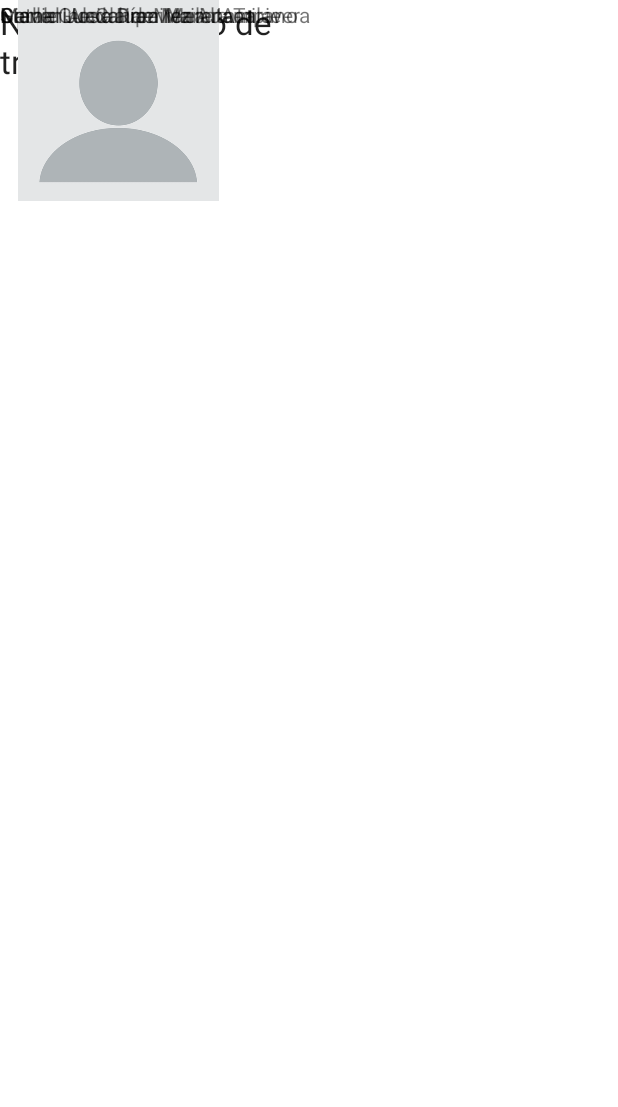
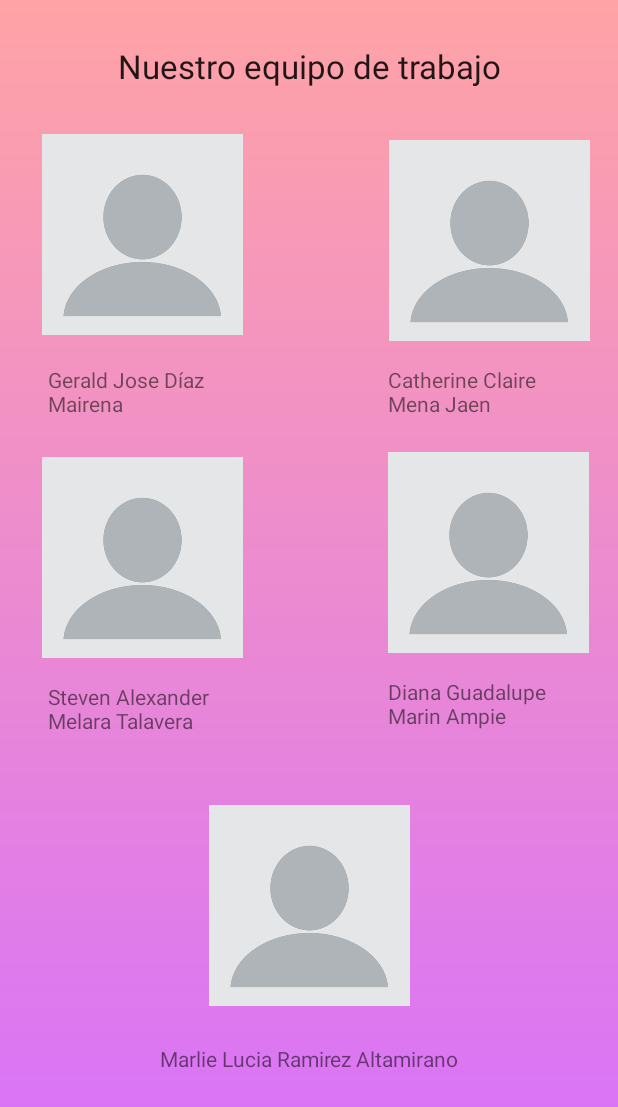
Before and after one commit to MarlieR-321/Proyecto_Moviles, an Android app: the layout activity_about.xml on its own in the app's theme, with its tools: preview values and no code run, on a phone screen of 412 x 824 dp. Shown: the top 1107 px of the screen. Run offline under Robolectric (Android 15) with nearby library versions, the phone set to English and light mode, and no system bars.

Commit message:
Diseño Grafico es mi pasion

```diff
--- a/app/src/main/AndroidManifest.xml
+++ b/app/src/main/AndroidManifest.xml
@@ -28,6 +28,9 @@
             android:name=".Login"
             android:exported="true" />
         <activity
+            android:name=".About"
+            android:exported="true" />
+        <activity
             android:name=".MainActivity"
             android:exported="true">
             <intent-filter>
--- a/app/src/main/res/layout/activity_about.xml
+++ b/app/src/main/res/layout/activity_about.xml
@@ -3,95 +3,133 @@
     xmlns:app="http://schemas.android.com/apk/res-auto"
     xmlns:tools="http://schemas.android.com/tools"
     android:layout_width="match_parent"
-    android:layout_height="match_parent">
+    android:layout_height="match_parent"
+    android:background="@drawable/background_home">
 
     <ImageView
         android:id="@+id/imageView12"
         android:layout_width="157dp"
         android:layout_height="134dp"
-        app:srcCompat="@drawable/placeholder"
-        tools:layout_editor_absoluteX="238dp"
-        tools:layout_editor_absoluteY="101dp" />
+        android:layout_marginStart="74dp"
+        android:layout_marginTop="24dp"
+        app:layout_constraintEnd_toEndOf="parent"
+        app:layout_constraintHorizontal_bias="0.0"
+        app:layout_constraintStart_toEndOf="@+id/imageView11"
+        app:layout_constraintTop_toBottomOf="@+id/textView4"
+        android:src="@drawable/placeholder"/>
 
     <ImageView
         android:id="@+id/imageView13"
         android:layout_width="157dp"
         android:layout_height="134dp"
-        app:srcCompat="@drawable/placeholder"
-        tools:layout_editor_absoluteX="7dp"
-        tools:layout_editor_absoluteY="294dp" />
+        android:layout_marginStart="16dp"
+        android:layout_marginTop="24dp"
+        app:layout_constraintStart_toStartOf="parent"
+        app:layout_constraintTop_toBottomOf="@+id/textView7"
+        android:src="@drawable/placeholder"/>
 
     <ImageView
         android:id="@+id/imageView14"
         android:layout_width="157dp"
         android:layout_height="134dp"
-        app:srcCompat="@drawable/placeholder"
-        tools:layout_editor_absoluteX="238dp"
-        tools:layout_editor_absoluteY="294dp" />
+        android:layout_marginStart="65dp"
+        android:layout_marginTop="12dp"
+        app:layout_constraintEnd_toEndOf="parent"
+        app:layout_constraintStart_toEndOf="@+id/imageView13"
+        app:layout_constraintTop_toBottomOf="@+id/textView11"
+        android:src="@drawable/placeholder"/>
 
     <TextView
         android:id="@+id/textView4"
-        android:layout_width="186dp"
-        android:layout_height="65dp"
+        android:layout_width="357dp"
+        android:layout_height="40dp"
         android:text="Nuestro equipo de trabajo"
         android:textAppearance="@style/TextAppearance.AppCompat.Large"
-        tools:layout_editor_absoluteX="112dp"
-        tools:layout_editor_absoluteY="16dp" />
+        app:layout_constraintBottom_toBottomOf="parent"
+        app:layout_constraintEnd_toEndOf="parent"
+        app:layout_constraintHorizontal_bias="0.496"
+        app:layout_constraintStart_toStartOf="parent"
+        app:layout_constraintTop_toTopOf="parent"
+        app:layout_constraintVertical_bias="0.037"
+        android:textAlignment="center"/>
 
     <ImageView
         android:id="@+id/imageView11"
         android:layout_width="157dp"
         android:layout_height="134dp"
-        app:srcCompat="@drawable/placeholder"
-        tools:layout_editor_absoluteX="7dp"
-        tools:layout_editor_absoluteY="101dp" />
+        android:layout_marginTop="20dp"
+        app:layout_constraintBottom_toBottomOf="parent"
+        app:layout_constraintEnd_toEndOf="parent"
+        app:layout_constraintHorizontal_bias="0.062"
+        app:layout_constraintStart_toStartOf="parent"
+        app:layout_constraintTop_toBottomOf="@+id/textView4"
+        app:layout_constraintVertical_bias="0.0"
+        android:src="@drawable/placeholder"/>
 
     <ImageView
         android:id="@+id/imageView15"
         android:layout_width="157dp"
         android:layout_height="134dp"
-        app:srcCompat="@drawable/placeholder"
-        tools:layout_editor_absoluteX="127dp"
-        tools:layout_editor_absoluteY="514dp" />
+        android:layout_marginTop="14dp"
+        app:layout_constraintBottom_toBottomOf="parent"
+        app:layout_constraintEnd_toEndOf="parent"
+        app:layout_constraintStart_toStartOf="parent"
+        app:layout_constraintTop_toBottomOf="@+id/textView8"
+        app:layout_constraintVertical_bias="0.108"
+        android:src="@drawable/placeholder"/>
 
     <TextView
         android:id="@+id/textView7"
-        android:layout_width="wrap_content"
-        android:layout_height="wrap_content"
+        android:layout_width="117dp"
+        android:layout_height="37dp"
+        android:layout_marginStart="32dp"
+        android:layout_marginTop="20dp"
         android:text="Gerald Jose Díaz Mairena"
-        tools:layout_editor_absoluteX="7dp"
-        tools:layout_editor_absoluteY="248dp" />
+        app:layout_constraintStart_toStartOf="parent"
+        app:layout_constraintTop_toBottomOf="@+id/imageView11" />
 
     <TextView
         android:id="@+id/textView11"
-        android:layout_width="wrap_content"
-        android:layout_height="wrap_content"
+        android:layout_width="121dp"
+        android:layout_height="46dp"
+        android:layout_marginTop="16dp"
+        android:layout_marginEnd="32dp"
         android:text="Catherine Claire Mena Jaen"
-        tools:layout_editor_absoluteX="212dp"
-        tools:layout_editor_absoluteY="248dp" />
+        app:layout_constraintEnd_toEndOf="parent"
+        app:layout_constraintTop_toBottomOf="@+id/imageView12" />
 
     <TextView
         android:id="@+id/textView8"
-        android:layout_width="wrap_content"
-        android:layout_height="wrap_content"
+        android:layout_width="121dp"
+        android:layout_height="49dp"
+        android:layout_marginStart="32dp"
+        android:layout_marginTop="16dp"
         android:text="Steven Alexander Melara Talavera"
-        tools:layout_editor_absoluteX="7dp"
-        tools:layout_editor_absoluteY="451dp" />
+        app:layout_constraintStart_toStartOf="parent"
+        app:layout_constraintTop_toBottomOf="@+id/imageView13" />
 
     <TextView
         android:id="@+id/textView12"
         android:layout_width="wrap_content"
         android:layout_height="wrap_content"
+        android:layout_marginTop="25dp"
         android:text="Marlie Lucia Ramirez Altamirano"
-        tools:layout_editor_absoluteX="98dp"
-        tools:layout_editor_absoluteY="657dp" />
+        app:layout_constraintBottom_toBottomOf="parent"
+        app:layout_constraintEnd_toEndOf="parent"
+        app:layout_constraintStart_toStartOf="parent"
+        app:layout_constraintTop_toBottomOf="@+id/imageView15"
+        app:layout_constraintVertical_bias="0.0" />
 
     <TextView
         android:id="@+id/textView10"
-        android:layout_width="wrap_content"
-        android:layout_height="wrap_content"
+        android:layout_width="134dp"
+        android:layout_height="52dp"
+        android:layout_marginStart="105dp"
+        android:layout_marginTop="16dp"
         android:text="Diana Guadalupe Marin Ampie"
-        tools:layout_editor_absoluteX="219dp"
-        tools:layout_editor_absoluteY="432dp" />
+        app:layout_constraintEnd_toEndOf="parent"
+        app:layout_constraintHorizontal_bias="0.0"
+        app:layout_constraintStart_toEndOf="@+id/textView8"
+        app:layout_constraintTop_toBottomOf="@+id/imageView14" />
 
 </androidx.constraintlayout.widget.ConstraintLayout>
--- a/app/src/main/res/mipmap-anydpi-v26/placeholder.xml
+++ b/app/src/main/res/mipmap-anydpi-v26/placeholder.xml
@@ -1,5 +1,5 @@
 <?xml version="1.0" encoding="utf-8"?>
 <adaptive-icon xmlns:android="http://schemas.android.com/apk/res/android">
     <background android:drawable="@drawable/placeholder_background"/>
-    <foreground android:drawable="@mipmap/placeholder_foreground"/>
+    <foreground android:drawable="@drawable/placeholder"/>
 </adaptive-icon>
--- a/app/src/main/res/mipmap-anydpi-v26/placeholder_round.xml
+++ b/app/src/main/res/mipmap-anydpi-v26/placeholder_round.xml
@@ -1,5 +1,5 @@
 <?xml version="1.0" encoding="utf-8"?>
 <adaptive-icon xmlns:android="http://schemas.android.com/apk/res/android">
     <background android:drawable="@drawable/placeholder_background"/>
-    <foreground android:drawable="@mipmap/placeholder_foreground"/>
+    <foreground android:drawable="@drawable/background_home"/>
 </adaptive-icon>
```
Also changed, not shown: app/src/main/java/ni/edu/uca/proyecto_final/About.kt (added, +15 -0 lines), app/src/main/java/ni/edu/uca/proyecto_final/MainActivity.kt (+8 -0 lines), app/src/main/res/layout/activity_main.xml (+27 -11 lines).
